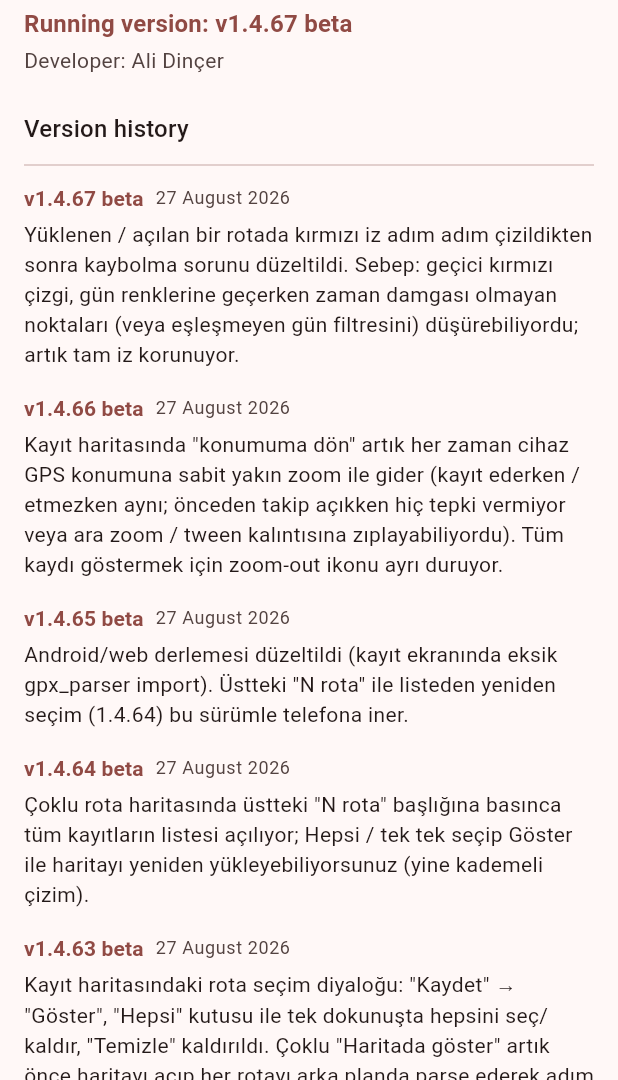
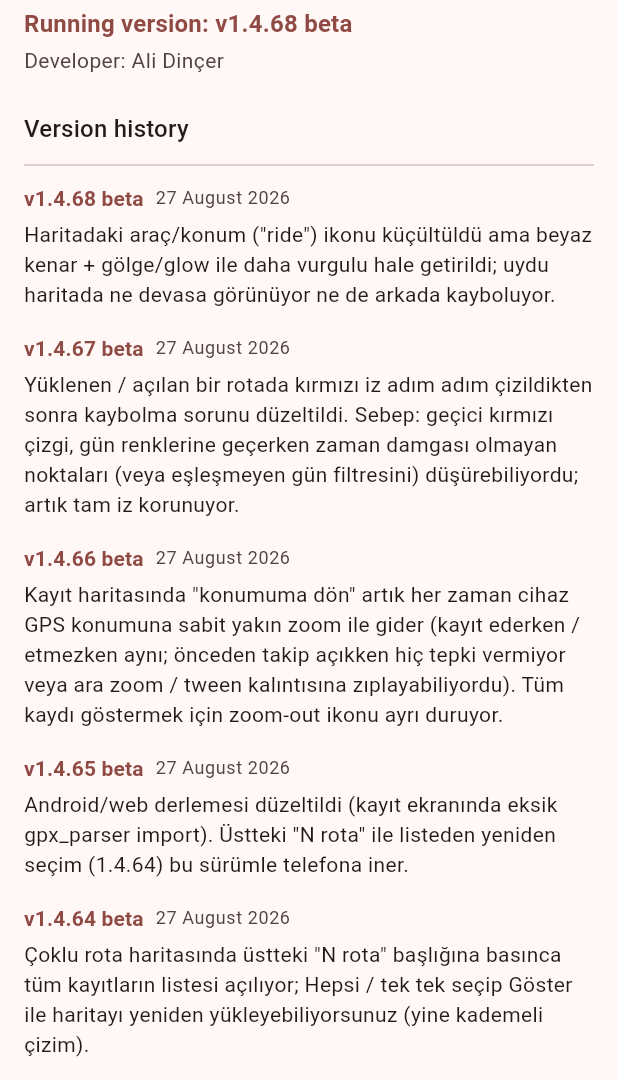
Before and after one commit to alid67-git/RideAtlas, a Flutter app: the AboutScreen screen opened directly, on a phone screen of 412 x 824 dp, the part 156-1236 px from its top. Run offline on Flutter 3.47's test engine with Material 3 defaults, Android fonts, the phone set to English and light mode, and no system bars; our stand-ins replace battery_plus, file_picker, fl_chart, flutter_map, geolocator, hive and 6 more; missing offline and left inert: exif, gpx, photo_manager; accounts and stored records are empty; generated files the repository leaves out were written again.

Commit message:
v1.4.68: bump build label and changelog for marker tweak
Co-authored-by: alid67-git <alid67-git@users.noreply.github.com>

```diff
--- a/lib/build_info.dart
+++ b/lib/build_info.dart
@@ -1,7 +1,7 @@
 /// Bumped by hand on every push so the running build can be eyeballed on
 /// screen (Chrome tabs / dev servers can otherwise silently serve stale JS).
-const String kAppBuildLabel = 'v1.4.67 beta';
+const String kAppBuildLabel = 'v1.4.68 beta';
 
 /// Shown once, in a dialog, the first time this build label is seen.
 const String kAppBuildNote =
-    'Yüklenen rotanın kırmızı izi çizildikten sonra kaybolması düzeltildi.';
+    'Araç/konum ikonu daha küçük ama haritada daha belirgin.';
--- a/lib/changelog.dart
+++ b/lib/changelog.dart
@@ -20,6 +20,14 @@ class ChangelogEntry {
 
 const kChangelog = <ChangelogEntry>[
   ChangelogEntry(
+    version: 'v1.4.68 beta',
+    date: '2026-08-27',
+    note:
+        'Haritadaki araç/konum ("ride") ikonu küçültüldü ama beyaz kenar + '
+        'gölge/glow ile daha vurgulu hale getirildi; uydu haritada ne '
+        'devasa görünüyor ne de arkada kayboluyor.',
+  ),
+  ChangelogEntry(
     version: 'v1.4.67 beta',
     date: '2026-08-27',
     note:
```
